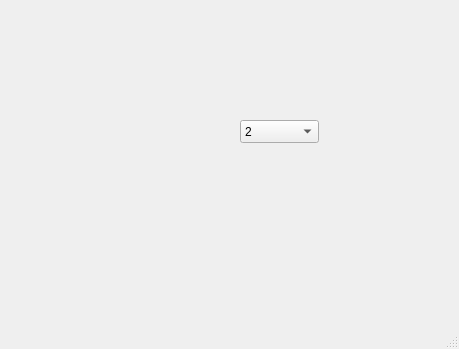
Old version of the form mudancaBase/mainwindow.ui in the repository cpedrohenrique1/mudancaBase.
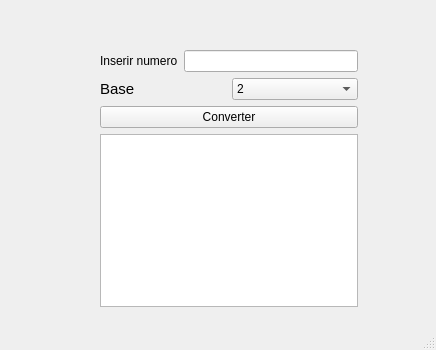
New version of the form.

The edit to the form file:
```diff
--- a/mudancaBase/mainwindow.ui
+++ b/mudancaBase/mainwindow.ui
@@ -6,28 +6,83 @@
    <rect>
     <x>0</x>
     <y>0</y>
-    <width>459</width>
-    <height>349</height>
+    <width>436</width>
+    <height>350</height>
    </rect>
   </property>
   <property name="windowTitle">
    <string>MainWindow</string>
   </property>
   <widget class="QWidget" name="centralwidget">
-   <widget class="QComboBox" name="InputBase">
+   <widget class="QWidget" name="">
     <property name="geometry">
      <rect>
-      <x>240</x>
-      <y>120</y>
-      <width>79</width>
-      <height>23</height>
+      <x>100</x>
+      <y>50</y>
+      <width>258</width>
+      <height>257</height>
      </rect>
     </property>
-    <item>
-     <property name="text">
-      <string>2</string>
-     </property>
-    </item>
+    <layout class="QVBoxLayout" name="verticalLayout_2">
+     <item>
+      <layout class="QVBoxLayout" name="verticalLayout">
+       <item>
+        <layout class="QHBoxLayout" name="horizontalLayout_2">
+         <item>
+          <widget class="QLabel" name="label_2">
+           <property name="text">
+            <string>&lt;html&gt;&lt;head/&gt;&lt;body&gt;&lt;p&gt;Inserir numero&lt;/p&gt;&lt;/body&gt;&lt;/html&gt;</string>
+           </property>
+          </widget>
+         </item>
+         <item>
+          <widget class="QLineEdit" name="InputNumero"/>
+         </item>
+        </layout>
+       </item>
+       <item>
+        <layout class="QHBoxLayout" name="horizontalLayout">
+         <item>
+          <widget class="QLabel" name="label">
+           <property name="text">
+            <string>&lt;html&gt;&lt;head/&gt;&lt;body&gt;&lt;p&gt;&lt;span style=&quot; font-size:11pt;&quot;&gt;Base&lt;/span&gt;&lt;/p&gt;&lt;/body&gt;&lt;/html&gt;</string>
+           </property>
+          </widget>
+         </item>
+         <item>
+          <widget class="QComboBox" name="InputBase">
+           <item>
+            <property name="text">
+             <string>2</string>
+            </property>
+           </item>
+           <item>
+            <property name="text">
+             <string>8</string>
+            </property>
+           </item>
+           <item>
+            <property name="text">
+             <string>16</string>
+            </property>
+           </item>
+          </widget>
+         </item>
+        </layout>
+       </item>
+      </layout>
+     </item>
+     <item>
+      <widget class="QPushButton" name="ExecutarConversao">
+       <property name="text">
+        <string>Converter</string>
+       </property>
+      </widget>
+     </item>
+     <item>
+      <widget class="QTextEdit" name="ImprimirResultado"/>
+     </item>
+    </layout>
    </widget>
   </widget>
   <widget class="QMenuBar" name="menubar">
```
Left out of the diff: 2 changed lines with no effect on the pictures.
